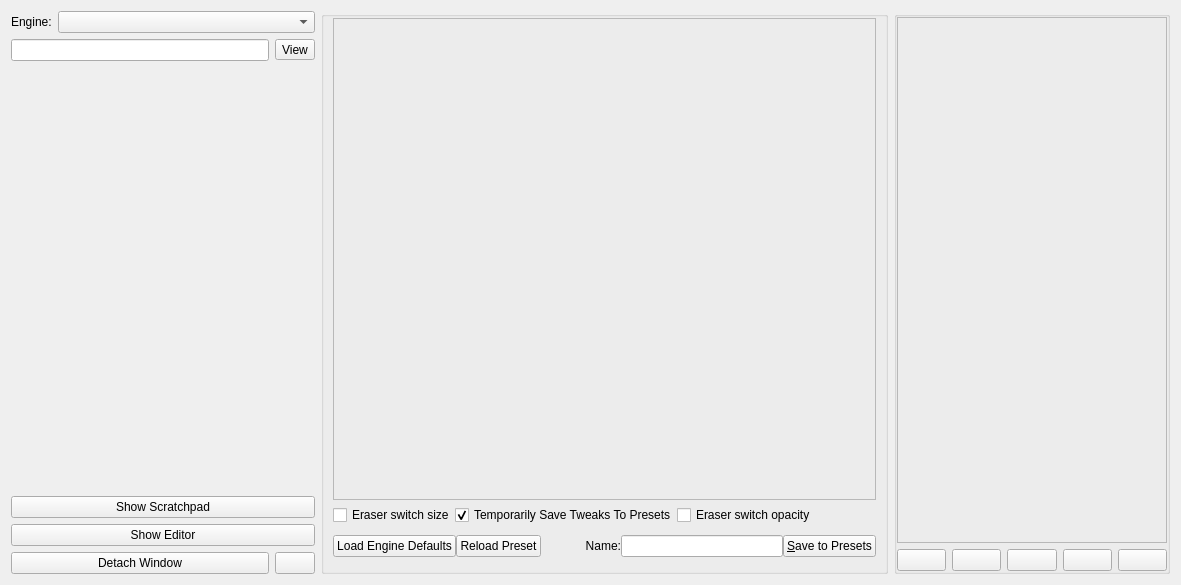
This is libs/ui/forms/wdgpaintopsettings.ui in KDE/krita as Qt 5 draws it before an edit. The edited form follows.
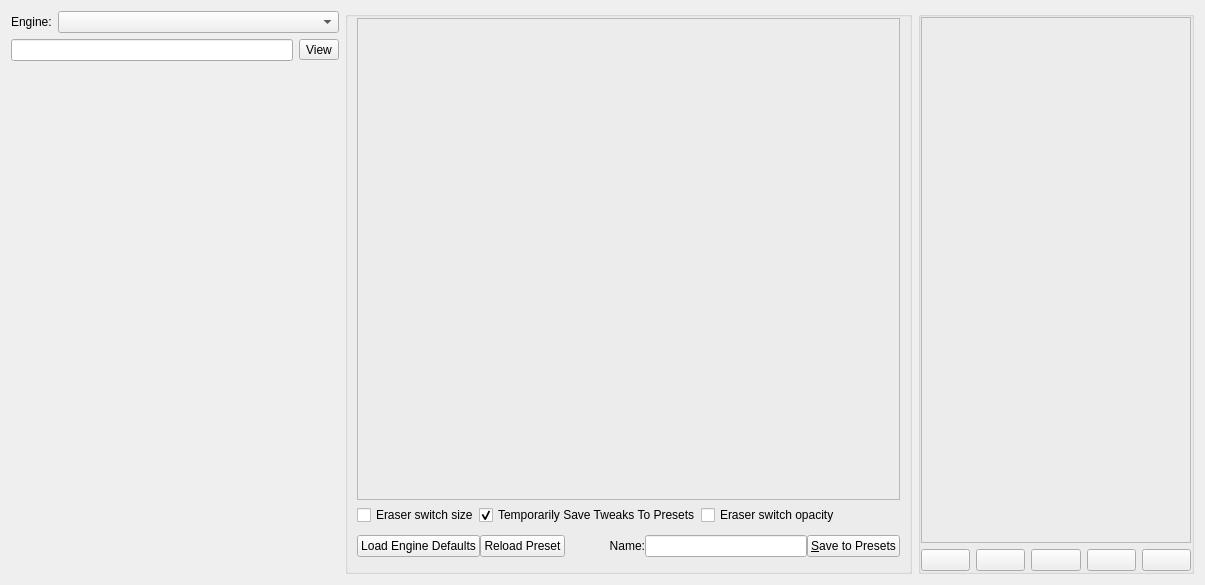
This is the edited form. Custom widgets are drawn as their Qt base class.

Commit message: change show buttons to highlight buttons so it is easier to see their state

```diff
--- a/libs/ui/forms/wdgpaintopsettings.ui
+++ b/libs/ui/forms/wdgpaintopsettings.ui
@@ -6,7 +6,7 @@
    <rect>
     <x>0</x>
     <y>0</y>
-    <width>1181</width>
+    <width>1205</width>
     <height>585</height>
    </rect>
   </property>
@@ -80,21 +80,42 @@
       </widget>
      </item>
      <item>
-      <widget class="QPushButton" name="showScratchpadButton">
-       <property name="text">
+      <widget class="KisHighlightedToolButton" name="showScratchpadButton" native="true">
+       <property name="sizePolicy">
+        <sizepolicy hsizetype="Minimum" vsizetype="Preferred">
+         <horstretch>0</horstretch>
+         <verstretch>0</verstretch>
+        </sizepolicy>
+       </property>
+       <property name="minimumSize">
+        <size>
+         <width>0</width>
+         <height>30</height>
+        </size>
+       </property>
+       <property name="text" stdset="0">
         <string>Show Scratchpad</string>
        </property>
-       <property name="checkable">
+       <property name="checkable" stdset="0">
         <bool>true</bool>
        </property>
-       <property name="flat">
-        <bool>false</bool>
-       </property>
       </widget>
      </item>
      <item>
-      <widget class="QPushButton" name="showEditorButton">
-       <property name="text">
+      <widget class="KisHighlightedToolButton" name="showEditorButton" native="true">
+       <property name="sizePolicy">
+        <sizepolicy hsizetype="Minimum" vsizetype="Preferred">
+         <horstretch>0</horstretch>
+         <verstretch>0</verstretch>
+        </sizepolicy>
+       </property>
+       <property name="minimumSize">
+        <size>
+         <width>0</width>
+         <height>30</height>
+        </size>
+       </property>
+       <property name="text" stdset="0">
         <string>Show Editor</string>
        </property>
       </widget>
@@ -102,20 +123,26 @@
      <item>
       <layout class="QHBoxLayout" name="horizontalLayout_6">
        <item>
-        <widget class="QPushButton" name="detachWindowButton">
+        <widget class="KisHighlightedToolButton" name="detachWindowButton" native="true">
          <property name="sizePolicy">
           <sizepolicy hsizetype="MinimumExpanding" vsizetype="Fixed">
            <horstretch>0</horstretch>
            <verstretch>0</verstretch>
           </sizepolicy>
          </property>
-         <property name="text">
+         <property name="minimumSize">
+          <size>
+           <width>0</width>
+           <height>30</height>
+          </size>
+         </property>
+         <property name="text" stdset="0">
           <string>Detach Window</string>
          </property>
         </widget>
        </item>
        <item>
-        <widget class="QPushButton" name="pinWindowButton">
+        <widget class="KisHighlightedToolButton" name="pinWindowButton" native="true">
          <property name="sizePolicy">
           <sizepolicy hsizetype="Minimum" vsizetype="Minimum">
            <horstretch>0</horstretch>
@@ -125,10 +152,10 @@
          <property name="minimumSize">
           <size>
            <width>35</width>
-           <height>0</height>
+           <height>20</height>
           </size>
          </property>
-         <property name="text">
+         <property name="text" stdset="0">
           <string/>
          </property>
         </widget>
@@ -441,6 +468,12 @@
    <header>kis_lod_availability_widget.h</header>
    <container>1</container>
   </customwidget>
+  <customwidget>
+   <class>KisHighlightedToolButton</class>
+   <extends>QWidget</extends>
+   <header>kis_highlighted_button.h</header>
+   <container>1</container>
+  </customwidget>
  </customwidgets>
  <resources/>
  <connections/>
```
